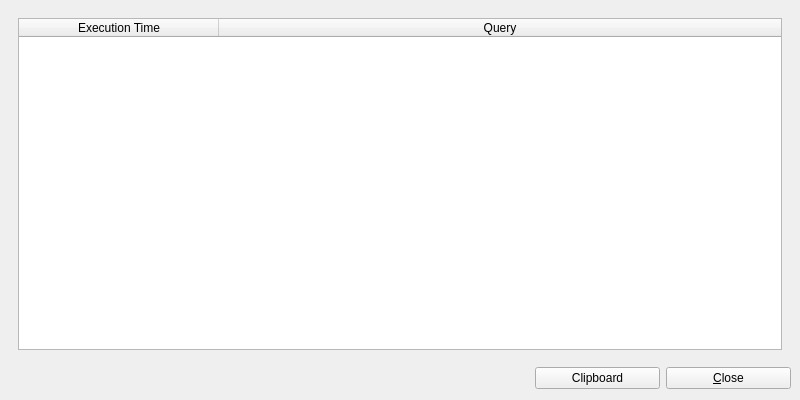
This is UI/biblioteq_query_history.ui in textbrowser/biblioteq as Qt 5 draws it before an edit. The edited form follows.
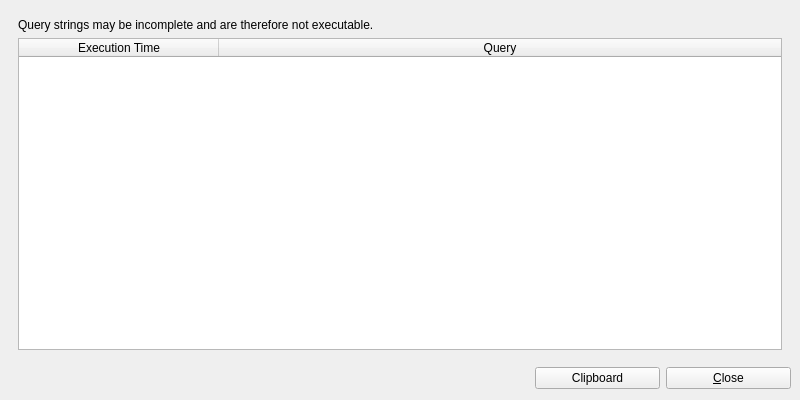
This is the edited form. Icons and pictures are not drawn.

Commit message: GH #340 completed.

The edit to the form file:
```diff
--- a/UI/biblioteq_query_history.ui
+++ b/UI/biblioteq_query_history.ui
@@ -22,6 +22,16 @@
     <item>
      <widget class="QFrame" name="frame">
       <layout class="QVBoxLayout">
+       <item>
+        <widget class="QLabel" name="label">
+         <property name="text">
+          <string>Query strings may be incomplete and are therefore not executable.</string>
+         </property>
+         <property name="wordWrap">
+          <bool>true</bool>
+         </property>
+        </widget>
+       </item>
        <item>
         <widget class="QTableWidget" name="table">
          <property name="focusPolicy">
```
The commit also changes 1 other file.
